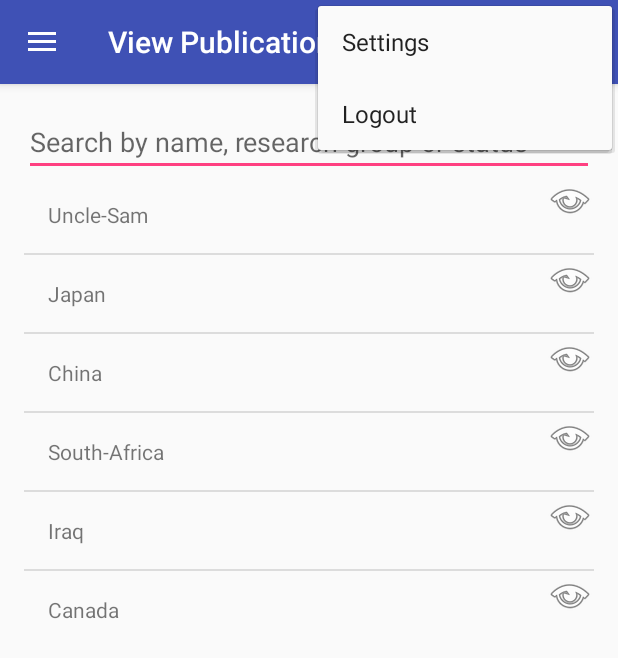
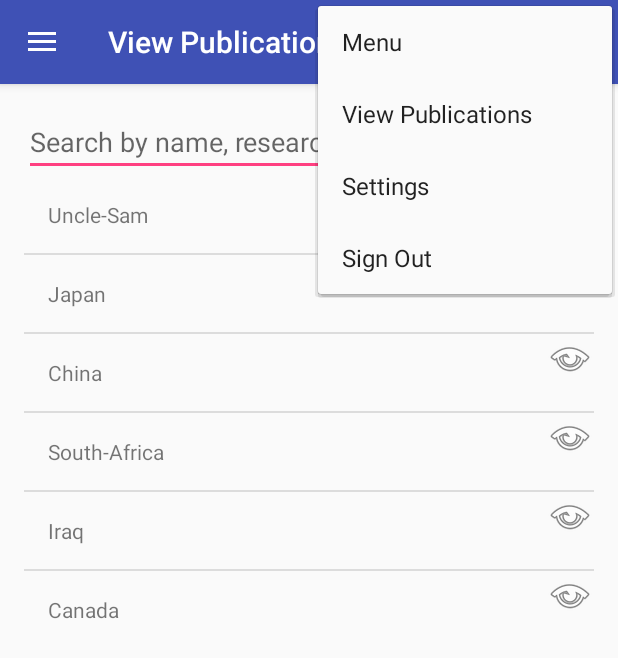
Before and after one commit to andrewbroekman/alpha_android, an Android app: the ViewPublicationsActivity screen opened directly, with no data from a screen before it, with the options menu open, on a phone screen of 412 x 824 dp. Shown: the top 658 px of the screen. Run offline under Robolectric (Android 15) with nearby library versions, the phone set to English and light mode, and no system bars.

Commit message:
Fixed settings menu

```diff
--- a/app/src/main/java/com/codinginfinity/android/ViewPublicationsActivity.java
+++ b/app/src/main/java/com/codinginfinity/android/ViewPublicationsActivity.java
@@ -271,7 +271,7 @@ public class ViewPublicationsActivity extends AppCompatActivity
      * @return boolean
      */
     public boolean onCreateOptionsMenu(Menu menu) {
-        getMenuInflater().inflate(R.menu.view_publications, menu);
+        getMenuInflater().inflate(R.menu.addpublications, menu);
         return true;
     }
 
@@ -431,9 +431,6 @@ public class ViewPublicationsActivity extends AppCompatActivity
                      * @return void
                      */
                     public void onClick(View v) {
-                        Toast.makeText(getContext(), "View button was clicked for item " + position, Toast.LENGTH_SHORT).show();
-
-
                             Intent intent = new Intent(ViewPublicationsActivity.this, EditPub.class);
                             intent.putExtra("pulication_name",getItem(position).name);
                             startActivity(intent);
```
